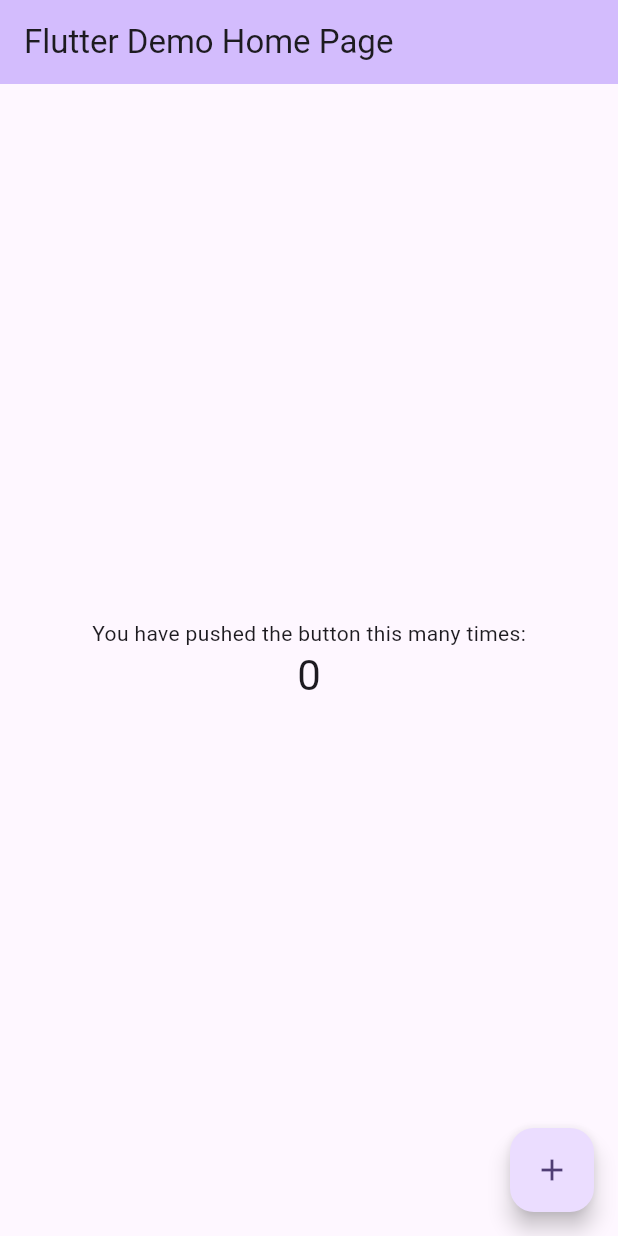
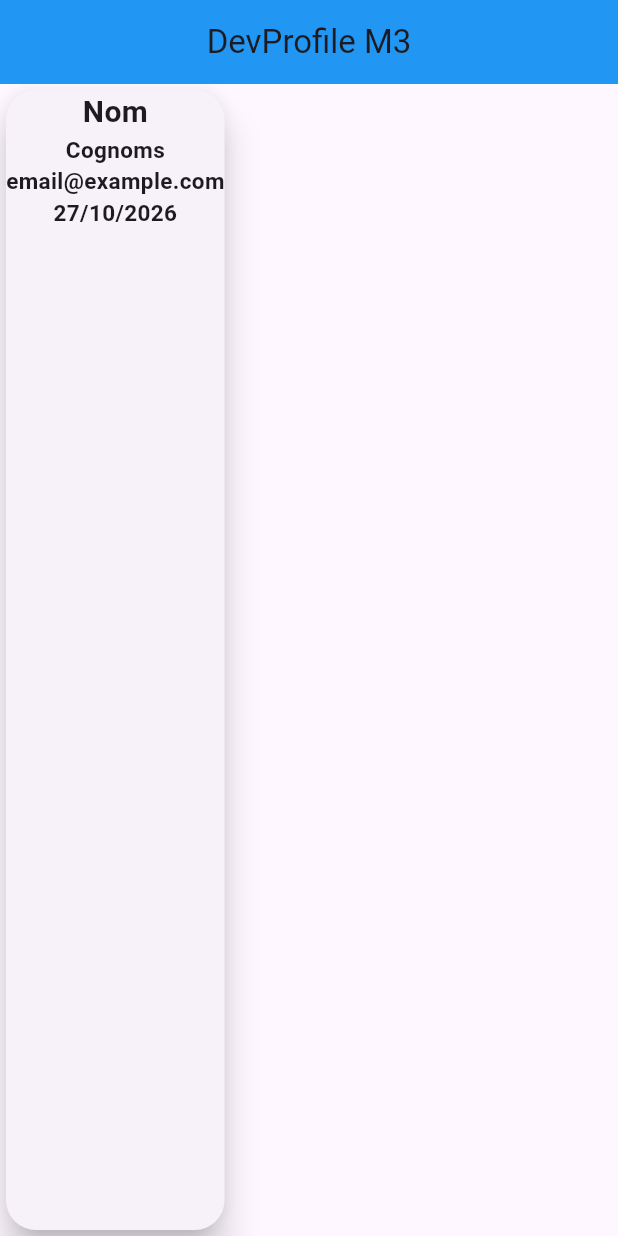
Before and after one commit to manelmarce-lgtm/P2PMM, a Flutter app: the screen it shows after launch, on a phone screen of 412 x 824 dp. Run offline on Flutter 3.47's test engine with Material 3 defaults, Android fonts, the phone set to English and light mode, and no system bars.

Commit message:
Profile Card implemented

```diff
--- a/lib/main.dart
+++ b/lib/main.dart
@@ -1,122 +1,19 @@
 import 'package:flutter/material.dart';
+import 'package:flutter_application_practica2/routes/routes.dart';
 
-void main() {
-  runApp(const MyApp());
-}
+void main() => runApp(const MyApp());
 
 class MyApp extends StatelessWidget {
   const MyApp({super.key});
 
-  // This widget is the root of your application.
   @override
   Widget build(BuildContext context) {
     return MaterialApp(
+      debugShowCheckedModeBanner: false,
       title: 'Flutter Demo',
-      theme: ThemeData(
-        // This is the theme of your application.
-        //
-        // TRY THIS: Try running your application with "flutter run". You'll see
-        // the application has a purple toolbar. Then, without quitting the app,
-        // try changing the seedColor in the colorScheme below to Colors.green
-        // and then invoke "hot reload" (save your changes or press the "hot
-        // reload" button in a Flutter-supported IDE, or press "r" if you used
-        // the command line to start the app).
-        //
-        // Notice that the counter didn't reset back to zero; the application
-        // state is not lost during the reload. To reset the state, use hot
-        // restart instead.
-        //
-        // This works for code too, not just values: Most code changes can be
-        // tested with just a hot reload.
-        colorScheme: .fromSeed(seedColor: Colors.deepPurple),
-      ),
-      home: const MyHomePage(title: 'Flutter Demo Home Page'),
+      theme: ThemeData(primarySwatch: Colors.blue),
+      initialRoute: '/home',
+      routes: getRoutes(),
     );
   }
 }
-
-class MyHomePage extends StatefulWidget {
-  const MyHomePage({super.key, required this.title});
-
-  // This widget is the home page of your application. It is stateful, meaning
-  // that it has a State object (defined below) that contains fields that affect
-  // how it looks.
-
-  // This class is the configuration for the state. It holds the values (in this
-  // case the title) provided by the parent (in this case the App widget) and
-  // used by the build method of the State. Fields in a Widget subclass are
-  // always marked "final".
-
-  final String title;
-
-  @override
-  State<MyHomePage> createState() => _MyHomePageState();
-}
-
-class _MyHomePageState extends State<MyHomePage> {
-  int _counter = 0;
-
-  void _incrementCounter() {
-    setState(() {
-      // This call to setState tells the Flutter framework that something has
-      // changed in this State, which causes it to rerun the build method below
-      // so that the display can reflect the updated values. If we changed
-      // _counter without calling setState(), then the build method would not be
-      // called again, and so nothing would appear to happen.
-      _counter++;
-    });
-  }
-
-  @override
-  Widget build(BuildContext context) {
-    // This method is rerun every time setState is called, for instance as done
-    // by the _incrementCounter method above.
-    //
-    // The Flutter framework has been optimized to make rerunning build methods
-    // fast, so that you can just rebuild anything that needs updating rather
-    // than having to individually change instances of widgets.
-    return Scaffold(
-      appBar: AppBar(
-        // TRY THIS: Try changing the color here to a specific color (to
-        // Colors.amber, perhaps?) and trigger a hot reload to see the AppBar
-        // change color while the other colors stay the same.
-        backgroundColor: Theme.of(context).colorScheme.inversePrimary,
-        // Here we take the value from the MyHomePage object that was created by
-        // the App.build method, and use it to set our appbar title.
-        title: Text(widget.title),
-      ),
-      body: Center(
-        // Center is a layout widget. It takes a single child and positions it
-        // in the middle of the parent.
-        child: Column(
-          // Column is also a layout widget. It takes a list of children and
-          // arranges them vertically. By default, it sizes itself to fit its
-          // children horizontally, and tries to be as tall as its parent.
-          //
-          // Column has various properties to control how it sizes itself and
-          // how it positions its children. Here we use mainAxisAlignment to
-          // center the children vertically; the main axis here is the vertical
-          // axis because Columns are vertical (the cross axis would be
-          // horizontal).
-          //
-          // TRY THIS: Invoke "debug painting" (choose the "Toggle Debug Paint"
-          // action in the IDE, or press "p" in the console), to see the
-          // wireframe for each widget.
-          mainAxisAlignment: .center,
-          children: [
-            const Text('You have pushed the button this many times:'),
-            Text(
-              '$_counter',
-              style: Theme.of(context).textTheme.headlineMedium,
-            ),
-          ],
-        ),
-      ),
-      floatingActionButton: FloatingActionButton(
-        onPressed: _incrementCounter,
-        tooltip: 'Increment',
-        child: const Icon(Icons.add),
-      ),
-    );
-  }
-}
--- /dev/null
+++ b/lib/models/persona.dart
@@ -0,0 +1,43 @@
+class persona {
+  String nom;
+  String cognoms;
+  String email;
+  DateTime edat;
+  DateTime fechaOriginal = DateTime.now();
+
+  // Constructor principal de la classe
+  persona({
+    required this.nom,
+    required this.cognoms,
+    required this.email,
+    required this.edat,
+  });
+
+  // Constructor de fàbrica amb valors per defecte
+  factory persona.defaults() {
+    final ara = DateTime.now();
+
+    return persona(
+      nom: "Nom",
+      cognoms: "Cognoms",
+      email: "email@example.com",
+      // Retallem la data pasant només any, mes i dia
+      edat: DateTime(ara.year, ara.month, ara.day),
+    );
+  }
+
+  String get getNom => nom;
+  set setNom(String nom) => this.nom = nom;
+  String get getCognoms => cognoms;
+  set setCognoms(String cognoms) => this.cognoms = cognoms;
+  String get getEmail => email;
+  set setEmail(String email) => this.email = email;
+  DateTime get getEdat => edat;
+  set setEdat(DateTime edat) => this.edat = edat;
+  String get getEdatFormatejada => '${edat.day}/${edat.month}/${edat.year}';
+
+  @override
+  String toString() {
+    return 'Persona(nom: $nom, cognoms: $cognoms, email: $email, edat: $edat)';
+  }
+}
--- /dev/null
+++ b/lib/routes/routes.dart
@@ -0,0 +1,10 @@
+import 'package:flutter/material.dart';
+import 'package:flutter_application_practica2/screens/home_screen.dart';
+
+Map<String, WidgetBuilder> getRoutes() {
+  return <String, WidgetBuilder>{
+    '/home': (context) => HomeScreen(),
+    //'/personal': (context) => PersonalScreen(),
+    //'/widget': (context) => WidgetScreen(),
+  };
+}
--- a/lib/screens/home_screen.dart
+++ b/lib/screens/home_screen.dart
@@ -0,0 +1,46 @@
+import 'package:flutter/material.dart';
+import 'package:flutter_application_practica2/models/persona.dart';
+
+class HomeScreen extends StatelessWidget {
+  const HomeScreen({super.key});
+
+  @override
+  Widget build(BuildContext context) {
+    return Scaffold(
+      appBar: AppBar(
+        title: Text('DevProfile M3'),
+        centerTitle: true,
+        backgroundColor: Colors.blue,
+      ),
+      body: _profileCard(),
+    );
+  }
+
+  Widget _profileCard() {
+    persona p1 = persona.defaults();
+    return Card(
+      elevation: 10.0,
+      shape: RoundedRectangleBorder(borderRadius: BorderRadius.circular(20.0)),
+      child: Column(
+        children: [
+          Text(
+            p1.getNom,
+            style: TextStyle(fontSize: 20.0, fontWeight: FontWeight.bold),
+          ),
+          Text(
+            p1.getCognoms,
+            style: TextStyle(fontSize: 15.0, fontWeight: FontWeight.bold),
+          ),
+          Text(
+            p1.getEmail,
+            style: TextStyle(fontSize: 15.0, fontWeight: FontWeight.bold),
+          ),
+          Text(
+            p1.getEdatFormatejada,
+            style: TextStyle(fontSize: 15.0, fontWeight: FontWeight.bold),
+          ),
+        ],
+      ),
+    );
+  }
+}
--- a/pubspec.yaml
+++ b/pubspec.yaml
@@ -53,10 +53,6 @@ dev_dependencies:
 flutter:
   uses-material-design: true
 
-  assets:
-    - data/menu_opts.json
-    - assets/
-
   # To add assets to your application, add an assets section, like this:
   # assets:
   #   - images/a_dot_burr.jpeg
```
